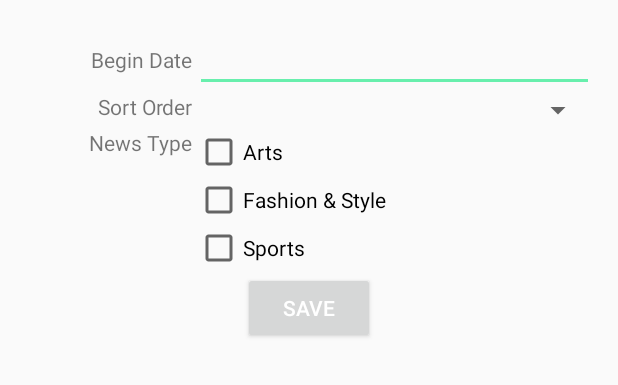
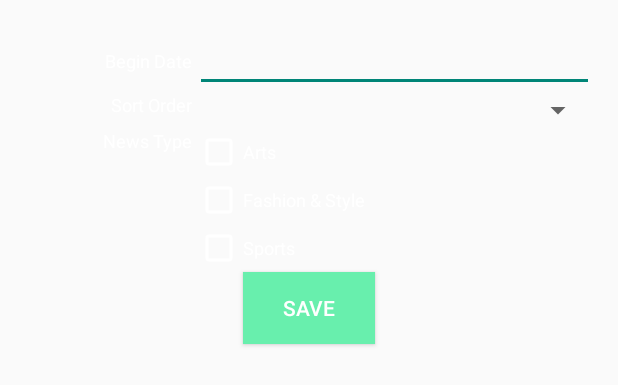
Before and after one commit to x-zh/NYTimesSearch, an Android app: the layout fragment_filter.xml on its own in the app's theme, with its tools: preview values and no code run, on a phone screen of 412 x 824 dp. Shown: the top 385 px of the screen. Run offline under Robolectric (Android 15) with nearby library versions, the phone set to English and light mode, and no system bars.

```diff
--- a/app/src/main/res/layout/fragment_filter.xml
+++ b/app/src/main/res/layout/fragment_filter.xml
@@ -1,5 +1,7 @@
 <?xml version="1.0" encoding="utf-8"?>
 <LinearLayout xmlns:android="http://schemas.android.com/apk/res/android"
+    xmlns:app="http://schemas.android.com/apk/res-auto"
+    app:theme="@style/AppDialogTheme"
     android:layout_width="match_parent"
     android:layout_height="match_parent"
     android:paddingLeft="@dimen/activity_horizontal_margin"
@@ -14,6 +16,7 @@
 
         <TextView
             android:id="@+id/tvBeginDate"
+            style="@style/WhiteFont"
             android:gravity="right"
             android:paddingRight="2dp"
             android:layout_width="0dp"
@@ -36,6 +39,7 @@
 
         <TextView
             android:id="@+id/tvSortOrder"
+            style="@style/WhiteFont"
             android:layout_width="0dp"
             android:gravity="right"
             android:paddingRight="2dp"
@@ -47,9 +51,8 @@
             android:layout_width="0dp"
             android:layout_height="wrap_content"
             android:id="@+id/spSortOrder"
-            android:layout_weight="0.7" >
 
-            </Spinner>
+            android:layout_weight="0.7" />
 
     </LinearLayout>
 
@@ -59,6 +62,7 @@
 
         <TextView
             android:id="@+id/tvNewsType"
+            style="@style/WhiteFont"
             android:layout_width="0dp"
             android:gravity="right"
             android:paddingRight="2dp"
@@ -74,27 +78,34 @@
 
             <CheckBox
                 android:id="@+id/cbArts"
+                style="@style/WhiteFont"
                 android:layout_width="wrap_content"
                 android:layout_height="wrap_content"
-                android:text="@string/arts"/>
+                android:text="@string/arts"
+                android:buttonTint="@color/white" />
 
             <CheckBox
                 android:id="@+id/cbFashion"
+                style="@style/WhiteFont"
                 android:layout_width="wrap_content"
                 android:layout_height="wrap_content"
-                android:text="@string/fashion_amp_style"/>
+                android:text="@string/fashion_amp_style"
+                android:buttonTint="@color/white" />
 
             <CheckBox
                 android:id="@+id/cbSports"
+                style="@style/WhiteFont"
                 android:layout_width="wrap_content"
                 android:layout_height="wrap_content"
-                android:text="@string/sports"/>
+                android:text="@string/sports"
+                android:buttonTint="@color/white" />
 
         </LinearLayout>
     </LinearLayout>
 
     <Button
         android:id="@+id/btnSave"
+        android:background="@color/colorAccent"
         android:layout_width="wrap_content"
         android:layout_height="wrap_content"
         android:layout_gravity="center"
--- a/app/src/main/res/values/colors.xml
+++ b/app/src/main/res/values/colors.xml
@@ -3,7 +3,7 @@
     <color name="colorPrimary">#673AB7</color>
     <color name="colorPrimaryDark">#673AB7</color>
     <color name="colorAccent">#68EFAD</color>
-    <color name="white">#FFF</color>
+    <color name="white">#ffffff</color>
     <color name="black">#000</color>
     <color name="dark_blue">#180065</color>
     <color name="light_blue">#334ee9ff</color>
--- a/app/src/main/res/values/styles.xml
+++ b/app/src/main/res/values/styles.xml
@@ -13,7 +13,8 @@
     <!-- Define your custom dialog theme here extending from base -->
     <style name="AppDialogTheme" parent="Theme.AppCompat.Light.Dialog">
         <!-- Define window properties as desired -->
-        <item name="android:windowBackground">@color/white</item>
+        <item name="android:textColorPrimary">@color/white</item>
+        <item name="android:windowBackground">@color/colorPrimary</item>
         <item name="android:windowCloseOnTouchOutside">true</item>
     </style>
 
@@ -24,7 +25,12 @@
     <style name="BlackFont.Big">
         <item name="android:textSize">@dimen/big_font_size</item>
     </style>
-
-
+    <style name="WhiteFont">
+        <item name="android:textColor">@color/white</item>
+        <item name="android:textSize">@dimen/mid_font_size</item>
+    </style>
+    <style name="WhiteFont.Big">
+        <item name="android:textSize">@dimen/big_font_size</item>
+    </style>
 
 </resources>
```
Also changed, not shown: app/src/main/java/com/codepath/nytimessearch/activities/ArticleActivity.java (+16 -9 lines), app/src/main/res/layout/activity_article.xml (+0 -8 lines), app/src/main/res/menu/menu_article.xml (+7 -0 lines).
